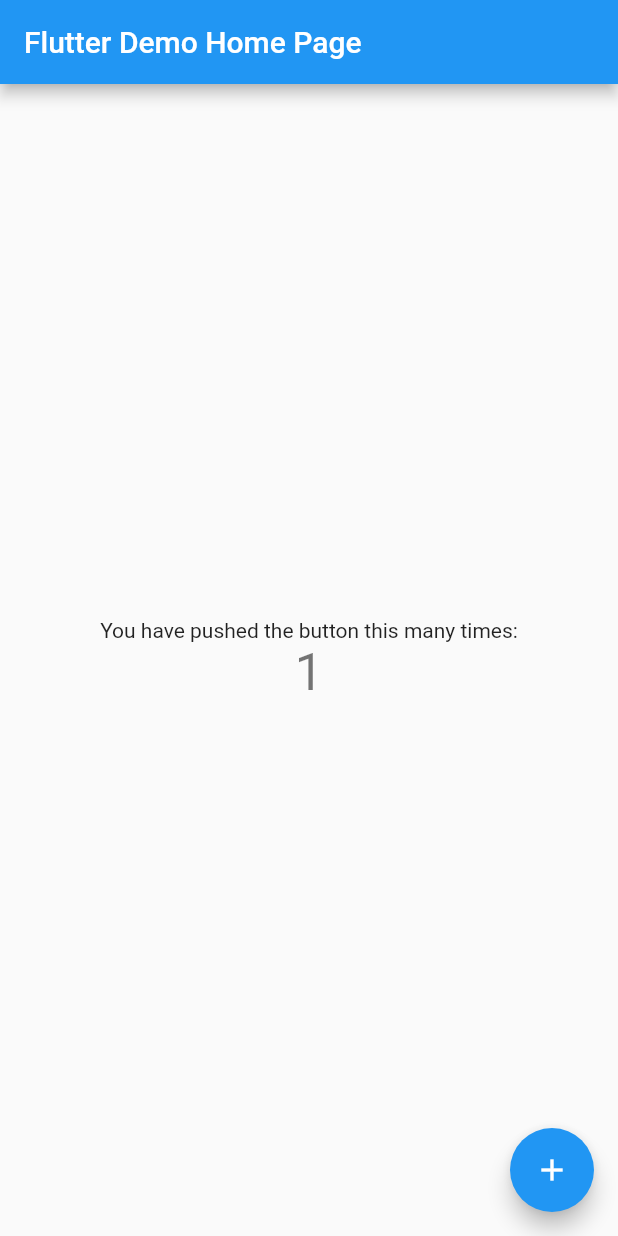
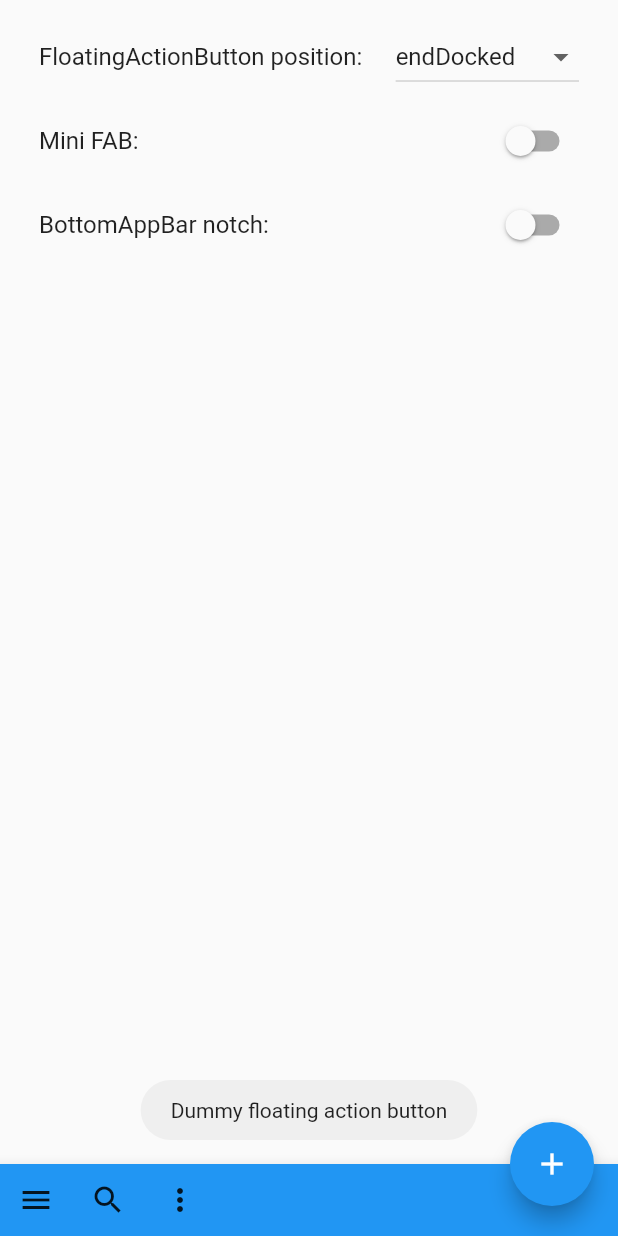
Before and after one commit to SheikhAman/Bottom-Appbar-Widget, a Flutter app: the screen it shows after launch, after a tap on the "add" icon, on a phone screen of 412 x 824 dp. Run offline on Flutter 3.47's test engine with Material 2 defaults, Android fonts, the light colour scheme and no system bars; our stand-ins replace fluttertoast.

Commit message:
bottom_appbar

```diff
--- a/bottom_appbar/lib/main.dart
+++ b/bottom_appbar/lib/main.dart
@@ -1,4 +1,5 @@
 import 'package:flutter/material.dart';
+import 'package:fluttertoast/fluttertoast.dart';
 
 void main() {
   runApp(const MyApp());
@@ -13,103 +14,129 @@
     return MaterialApp(
       title: 'Flutter Demo',
       theme: ThemeData(
-        // This is the theme of your application.
-        //
-        // Try running your application with "flutter run". You'll see the
-        // application has a blue toolbar. Then, without quitting the app, try
-        // changing the primarySwatch below to Colors.green and then invoke
-        // "hot reload" (press "r" in the console where you ran "flutter run",
-        // or simply save your changes to "hot reload" in a Flutter IDE).
-        // Notice that the counter didn't reset back to zero; the application
-        // is not restarted.
         primarySwatch: Colors.blue,
       ),
-      home: const MyHomePage(title: 'Flutter Demo Home Page'),
+      home: BottomAppbar(),
     );
   }
 }
 
-class MyHomePage extends StatefulWidget {
-  const MyHomePage({Key? key, required this.title}) : super(key: key);
-
-  // This widget is the home page of your application. It is stateful, meaning
-  // that it has a State object (defined below) that contains fields that affect
-  // how it looks.
-
-  // This class is the configuration for the state. It holds the values (in this
-  // case the title) provided by the parent (in this case the App widget) and
-  // used by the build method of the State. Fields in a Widget subclass are
-  // always marked "final".
-
-  final String title;
+class BottomAppbar extends StatefulWidget {
+  const BottomAppbar({Key? key}) : super(key: key);
 
   @override
-  State<MyHomePage> createState() => _MyHomePageState();
+  _BottomAppbarState createState() => _BottomAppbarState();
 }
 
-class _MyHomePageState extends State<MyHomePage> {
-  int _counter = 0;
-
-  void _incrementCounter() {
-    setState(() {
-      // This call to setState tells the Flutter framework that something has
-      // changed in this State, which causes it to rerun the build method below
-      // so that the display can reflect the updated values. If we changed
-      // _counter without calling setState(), then the build method would not be
-      // called again, and so nothing would appear to happen.
-      _counter++;
-    });
-  }
+class _BottomAppbarState extends State<BottomAppbar> {
+  FloatingActionButtonLocation _fabLocation =
+      FloatingActionButtonLocation.endDocked;
+  bool _isBottomBarNotched = false;
+  bool _isFabMini = false;
 
   @override
   Widget build(BuildContext context) {
-    // This method is rerun every time setState is called, for instance as done
-    // by the _incrementCounter method above.
-    //
-    // The Flutter framework has been optimized to make rerunning build methods
-    // fast, so that you can just rebuild anything that needs updating rather
-    // than having to individually change instances of widgets.
     return Scaffold(
-      appBar: AppBar(
-        // Here we take the value from the MyHomePage object that was created by
-        // the App.build method, and use it to set our appbar title.
-        title: Text(widget.title),
-      ),
-      body: Center(
-        // Center is a layout widget. It takes a single child and positions it
-        // in the middle of the parent.
-        child: Column(
-          // Column is also a layout widget. It takes a list of children and
-          // arranges them vertically. By default, it sizes itself to fit its
-          // children horizontally, and tries to be as tall as its parent.
-          //
-          // Invoke "debug painting" (press "p" in the console, choose the
-          // "Toggle Debug Paint" action from the Flutter Inspector in Android
-          // Studio, or the "Toggle Debug Paint" command in Visual Studio Code)
-          // to see the wireframe for each widget.
-          //
-          // Column has various properties to control how it sizes itself and
-          // how it positions its children. Here we use mainAxisAlignment to
-          // center the children vertically; the main axis here is the vertical
-          // axis because Columns are vertical (the cross axis would be
-          // horizontal).
-          mainAxisAlignment: MainAxisAlignment.center,
-          children: <Widget>[
-            const Text(
-              'You have pushed the button this many times:',
+      body: ListView(
+        padding: EdgeInsets.all(10),
+        children: <Widget>[
+          ListTile(
+            title: Text('FloatingActionButton position:'),
+            trailing: DropdownButton<FloatingActionButtonLocation>(
+              value: _fabLocation,
+              onChanged: (FloatingActionButtonLocation? newVal) {
+                if (newVal != null) {
+                  setState(() => this._fabLocation = newVal);
+                }
+              },
+              items: [
+                DropdownMenuItem(
+                  value: FloatingActionButtonLocation.centerFloat,
+                  child: Text('centerFloat'),
+                ),
+                DropdownMenuItem(
+                  value: FloatingActionButtonLocation.endFloat,
+                  child: Text('endFloat'),
+                ),
+                DropdownMenuItem(
+                  value: FloatingActionButtonLocation.centerDocked,
+                  child: Text('centerDocked'),
+                ),
+                DropdownMenuItem(
+                  value: FloatingActionButtonLocation.endDocked,
+                  child: Text('endDocked'),
+                ),
+                DropdownMenuItem(
+                  value: FloatingActionButtonLocation.miniStartTop,
+                  child: Text('miniStartTop'),
+                ),
+                DropdownMenuItem(
+                  value: FloatingActionButtonLocation.startTop,
+                  child: Text('startTop'),
+                ),
+              ],
             ),
-            Text(
-              '$_counter',
-              style: Theme.of(context).textTheme.headline4,
+          ),
+          ListTile(
+            title: Text('Mini FAB:'),
+            trailing: Switch(
+              value: this._isFabMini,
+              onChanged: (bool val) {
+                setState(() => this._isFabMini = val);
+              },
             ),
-          ],
-        ),
+          ),
+          ListTile(
+            title: Text('BottomAppBar notch:'),
+            trailing: Switch(
+              value: this._isBottomBarNotched,
+              onChanged: (bool val) {
+                setState(() => this._isBottomBarNotched = val);
+              },
+            ),
+          ),
+        ],
       ),
       floatingActionButton: FloatingActionButton(
-        onPressed: _incrementCounter,
-        tooltip: 'Increment',
-        child: const Icon(Icons.add),
-      ), // This trailing comma makes auto-formatting nicer for build methods.
+        child: Icon(Icons.add),
+        mini: this._isFabMini,
+        onPressed: () =>
+            Fluttertoast.showToast(msg: 'Dummy floating action button'),
+      ),
+      floatingActionButtonLocation: this._fabLocation,
+      bottomNavigationBar: this._buildBottomAppBar(context),
+    );
+  }
+
+  BottomAppBar _buildBottomAppBar(BuildContext context) {
+    return BottomAppBar(
+      shape: this._isBottomBarNotched ? CircularNotchedRectangle() : null,
+      color: Theme.of(context).primaryColor,
+      child: Row(
+        children: <Widget>[
+          // Bottom that pops up from the bottom of the screen.
+          IconButton(
+            icon: Icon(Icons.menu),
+            onPressed: () => showModalBottomSheet(
+              context: context,
+              builder: (BuildContext context) => Container(
+                alignment: Alignment.center,
+                height: 200,
+                child: Text('Dummy bottom sheet'),
+              ),
+            ),
+          ),
+          IconButton(
+            icon: Icon(Icons.search),
+            onPressed: () =>
+                Fluttertoast.showToast(msg: 'Dummy search action.'),
+          ),
+          IconButton(
+            icon: const Icon(Icons.more_vert),
+            onPressed: () => Fluttertoast.showToast(msg: 'Dummy menu action.'),
+          ),
+        ],
+      ),
     );
   }
 }
--- a/bottom_appbar/pubspec.yaml
+++ b/bottom_appbar/pubspec.yaml
@@ -34,6 +34,7 @@
   # The following adds the Cupertino Icons font to your application.
   # Use with the CupertinoIcons class for iOS style icons.
   cupertino_icons: ^1.0.2
+  fluttertoast: ^8.0.9
 
 dev_dependencies:
   flutter_test:
```
Also changed, not shown: bottom_appbar/pubspec.lock.
